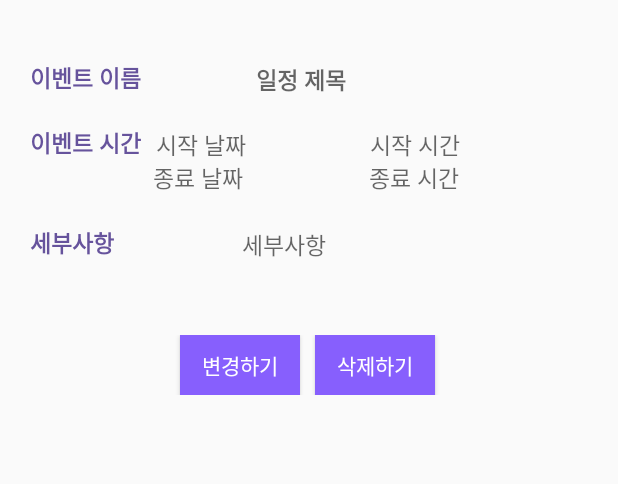
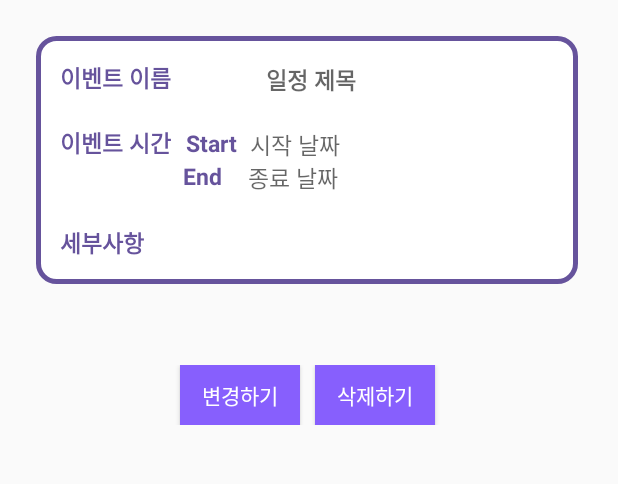
Before and after one commit to rydud314/WHOSEE, an Android app built with Jetpack Compose: the EventDetail screen opened directly, with no data from a screen before it, on a phone screen of 412 x 824 dp, the part 105-589 px from its top. Run offline under Robolectric (Android 15) with nearby library versions, the phone set to English and light mode, and no system bars; 3 statements that could not run were skipped.

Commit message:
1111 나연 캘린더 전체 xml 수정

```diff
--- a/app/src/main/java/com/example/seesaw/EventAdapter.kt
+++ b/app/src/main/java/com/example/seesaw/EventAdapter.kt
@@ -28,7 +28,7 @@ public class EventAdapter(private val events: List<Event>,
     }
 
     override fun onBindViewHolder(holder: EventViewHolder, position: Int) {
-        val dateFormat = SimpleDateFormat("yyyy-MM-dd HH:mm", Locale.getDefault())
+        val dateFormat = SimpleDateFormat("yyyy-MM-dd HH:mm", Locale.KOREA)
 
         val event = events[position]
         var startTime = ""
--- /dev/null
+++ b/app/src/main/res/drawable/border_schedule.xml
@@ -0,0 +1,19 @@
+<?xml version="1.0" encoding="utf-8"?>
+<layer-list xmlns:android="http://schemas.android.com/apk/res/android">
+    <item
+        android:start="4dp"
+        android:end="4dp"
+        android:top="4dp"
+        android:bottom="4dp">
+        <shape android:shape="rectangle">
+            <stroke android:width="3dp"
+                android:color="#66539C"/>
+            <solid android:color="#FFFFFF"/>
+            <corners
+                android:topLeftRadius="12dp"
+                android:topRightRadius="12dp"
+                android:bottomLeftRadius="12dp"
+                android:bottomRightRadius="12dp"/>
+        </shape>
+    </item>
+</layer-list>
--- a/app/src/main/res/drawable/btn_add_schedule.xml
+++ b/app/src/main/res/drawable/btn_add_schedule.xml
@@ -3,7 +3,7 @@
     <item>
         <shape android:shape="rectangle">
             <solid android:color="#967BE4"/>
-            <corners android:radius="16dp" />
+
         </shape>
     </item>
     <item android:top="2dp"
@@ -12,7 +12,7 @@
           android:bottom="2dp">
         <shape android:shape="rectangle">
             <solid android:color="#FFFFFF"/>
-            <corners android:radius="16dp" />
+
         </shape>
     </item>
 </layer-list>
--- a/app/src/main/res/layout/activity_delete_schedule.xml
+++ b/app/src/main/res/layout/activity_delete_schedule.xml
@@ -20,10 +20,16 @@
             android:layout_height="match_parent"
             android:padding="20dp"
             android:orientation="vertical">
+         <LinearLayout
+             android:layout_width="match_parent"
+             android:layout_height="wrap_content"
+             android:padding="20dp"
+             android:background="@drawable/border_schedule"
+             android:orientation="vertical">
         <LinearLayout
             android:layout_width="match_parent"
             android:layout_height="wrap_content"
-            android:layout_marginTop="20dp"
+            android:layout_marginTop="0dp"
             android:orientation="horizontal">
 
             <TextView
@@ -69,29 +75,31 @@
                 android:textSize="15dp"
                 android:text="이벤트 시간" />
 
+            <TextView
+                android:layout_marginStart="10dp"
+                android:id="@+id/tv_start_time"
+                android:layout_width="20dp"
+                android:layout_height="wrap_content"
+                android:textColor="#66539C"
+                android:text="Start"
+                android:textSize="15dp"
+                android:textStyle="bold"
+                android:layout_weight="1"
+                android:ems="10"
+                />
 
             <TextView
                 android:id="@+id/tv_start_date"
                 android:layout_width="wrap_content"
                 android:layout_height="wrap_content"
                 android:layout_weight="1"
-                android:textColor="#967BE4"
-                android:layout_marginStart="10dp"
+                android:textColor="#66539C"
                 android:hint="시작 날짜"
                 android:textSize="15dp"
                 android:ems="10"
                 />
 
-            <TextView
-                android:id="@+id/tv_start_time"
-                android:layout_width="wrap_content"
-                android:layout_height="wrap_content"
-                android:textColor="#967BE4"
-                android:hint="시작 시간"
-                android:textSize="15dp"
-                android:layout_weight="1"
-                android:ems="10"
-                 />
+
         </LinearLayout>
 
         <LinearLayout
@@ -105,6 +113,17 @@
                 android:layout_height="wrap_content"
                 android:text="" />
 
+            <TextView
+                android:id="@+id/tv_end_time"
+                android:layout_width="20dp"
+                android:layout_height="wrap_content"
+                android:layout_marginStart="10dp"
+                android:text="End"
+                android:textStyle="bold"
+                android:textSize="15dp"
+                android:textColor="#66539C"
+                android:layout_weight="1"
+                android:ems="10" />
 
             <TextView
                 android:id="@+id/tv_end_date"
@@ -112,20 +131,11 @@
                 android:layout_height="wrap_content"
                 android:layout_weight="1"
                 android:hint="종료 날짜"
-                android:layout_marginStart="10dp"
                 android:textSize="15dp"
-                android:textColor="#967BE4"
+                android:textColor="#66539C"
                 android:ems="10" />
 
-            <TextView
-                android:id="@+id/tv_end_time"
-                android:layout_width="wrap_content"
-                android:layout_height="wrap_content"
-                android:hint="종료 시간"
-                android:textSize="15dp"
-                android:textColor="#967BE4"
-                android:layout_weight="1"
-                android:ems="10" />
+
         </LinearLayout>
 
 
@@ -176,7 +186,7 @@
                 android:layout_weight="1"
                 android:textSize="15dp"
                 android:textColor="#66539C"
-                android:hint="세부사항" />
+                 />
 
             <TextView
                 android:id="@+id/empty2"
@@ -184,7 +194,7 @@
                 android:layout_height="wrap_content"
                 android:layout_weight="1" />                />
         </LinearLayout>
-
+         </LinearLayout>
             <LinearLayout
                 android:layout_width="match_parent"
                 android:layout_height="wrap_content"
```
Also changed, not shown: app/src/main/res/layout/activity_edit_schedule.xml (+23 -13 lines), app/src/main/res/layout/activity_frag1_home.xml (+26 -25 lines).
